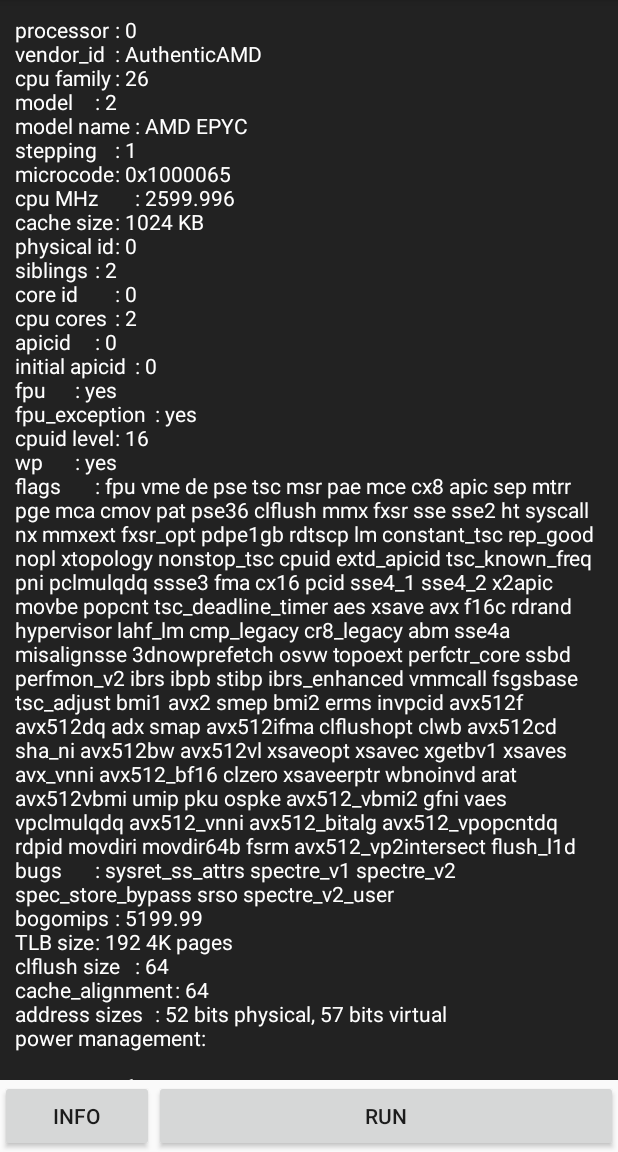
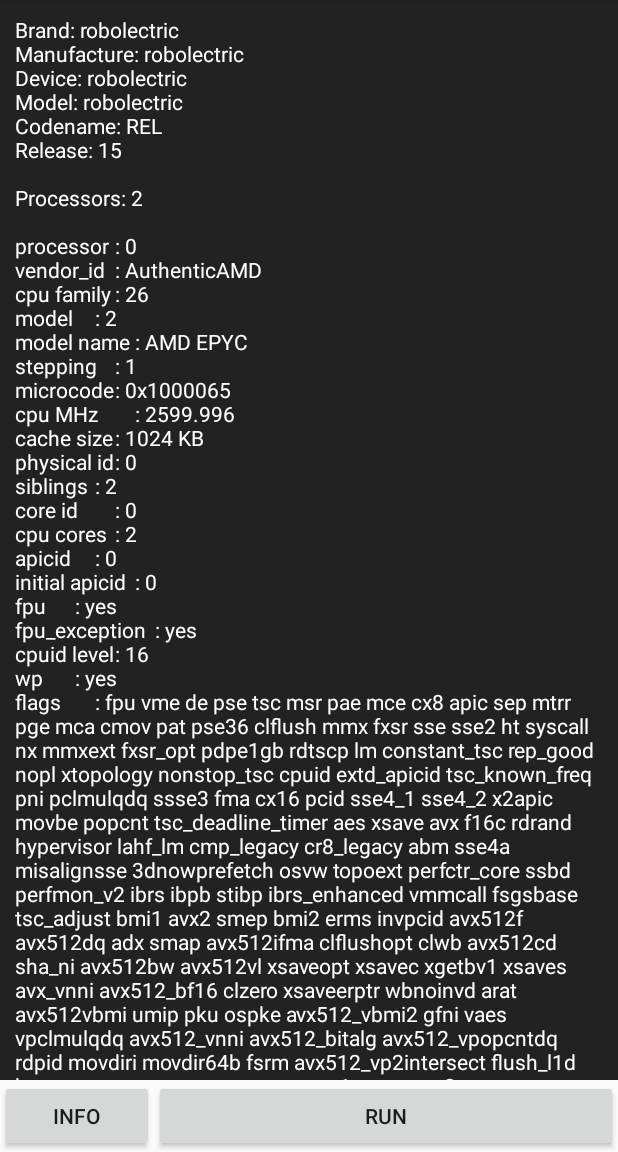
Before and after one commit to DaisukeMiyamoto/android-neuron-simulator, an Android app: the screen it shows after launch (MainActivity), after a tap on "INFO", on a phone screen of 412 x 824 dp, the part 84-1236 px from its top. Run offline under Robolectric (Android 15) with nearby library versions, the light colour scheme and no system bars.

Commit message:
#4 add more information to info

```diff
--- a/app/src/main/java/com/nebula/androidneuronsimulator/MachineInfo.java
+++ b/app/src/main/java/com/nebula/androidneuronsimulator/MachineInfo.java
@@ -1,4 +1,6 @@
 package com.nebula.androidneuronsimulator;
+
+import android.os.Build;
 
 import java.io.BufferedReader;
 import java.io.FileNotFoundException;
@@ -6,12 +8,30 @@
 import java.io.IOException;
 
 /**
+ * get various type of information from Android Device
  * Created by nebula on 7/17/17.
  */
 
 class MachineInfo {
 
-    public static String getCpuInfo() {
+    static String getBuildInfo() {
+        String str = "";
+        str += "Brand: " + Build.BRAND + "\n";
+        str += "Manufacture: " + Build.MANUFACTURER + "\n";
+        str += "Device: " + Build.DEVICE + "\n";
+        str += "Model: " + Build.MODEL + "\n";
+        str += "Codename: " + Build.VERSION.CODENAME + "\n";
+        str += "Release: " + Build.VERSION.RELEASE + "\n";
+        str += "\n";
+        return str;
+    }
+
+    static String getAvailableProcessors() {
+        int core = Runtime.getRuntime().availableProcessors();
+        return "Processors: " + Integer.toString(core) + "\n\n";
+    }
+
+    static String getCpuInfo() {
 
         String str = "";
         try {
@@ -21,8 +41,6 @@
                 str += line + "\n";
             }
             reader.close();
-        } catch (FileNotFoundException e) {
-            e.printStackTrace();
         } catch (IOException e) {
             e.printStackTrace();
         }
--- a/app/src/main/java/com/nebula/androidneuronsimulator/MainActivity.java
+++ b/app/src/main/java/com/nebula/androidneuronsimulator/MainActivity.java
@@ -28,7 +28,9 @@
         findViewById(R.id.get_info).setOnClickListener(new View.OnClickListener() {
             @Override
             public void onClick(View v) {
-                resultTextView.setText(MachineInfo.getCpuInfo());
+                resultTextView.setText(MachineInfo.getBuildInfo());
+                resultTextView.append(MachineInfo.getAvailableProcessors());
+                resultTextView.append(MachineInfo.getCpuInfo());
             }
         });
     }
```
